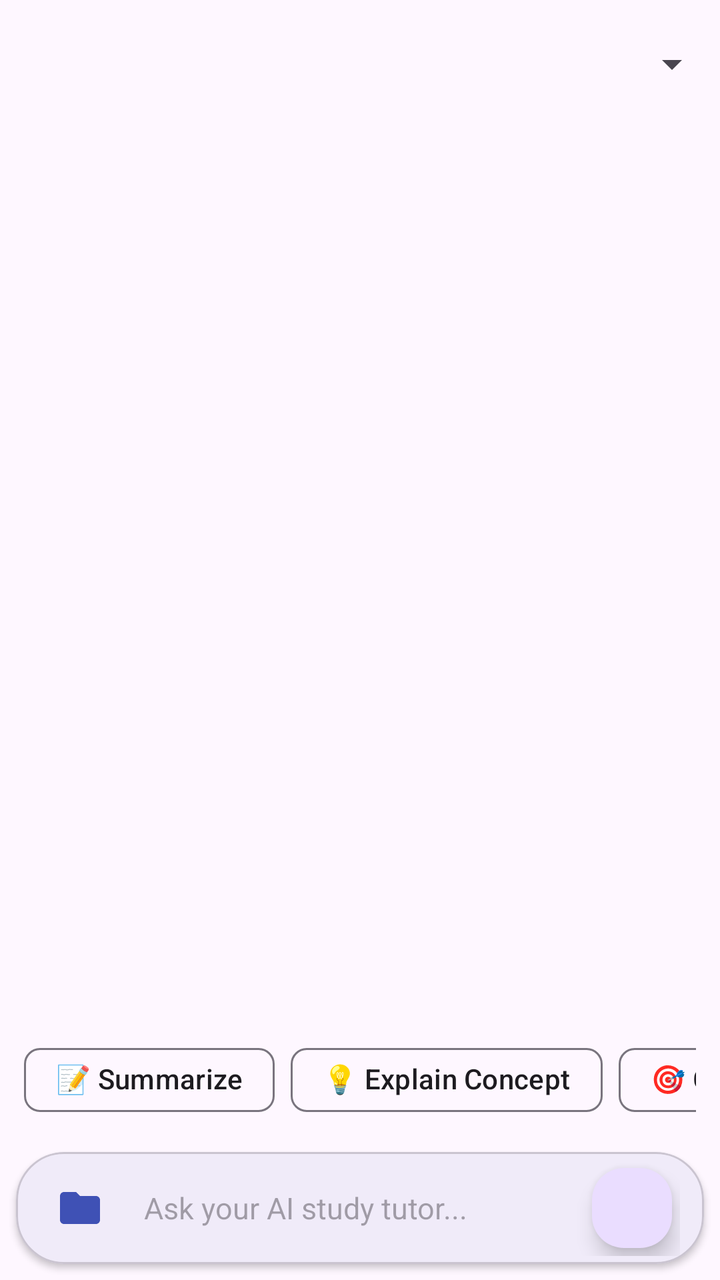
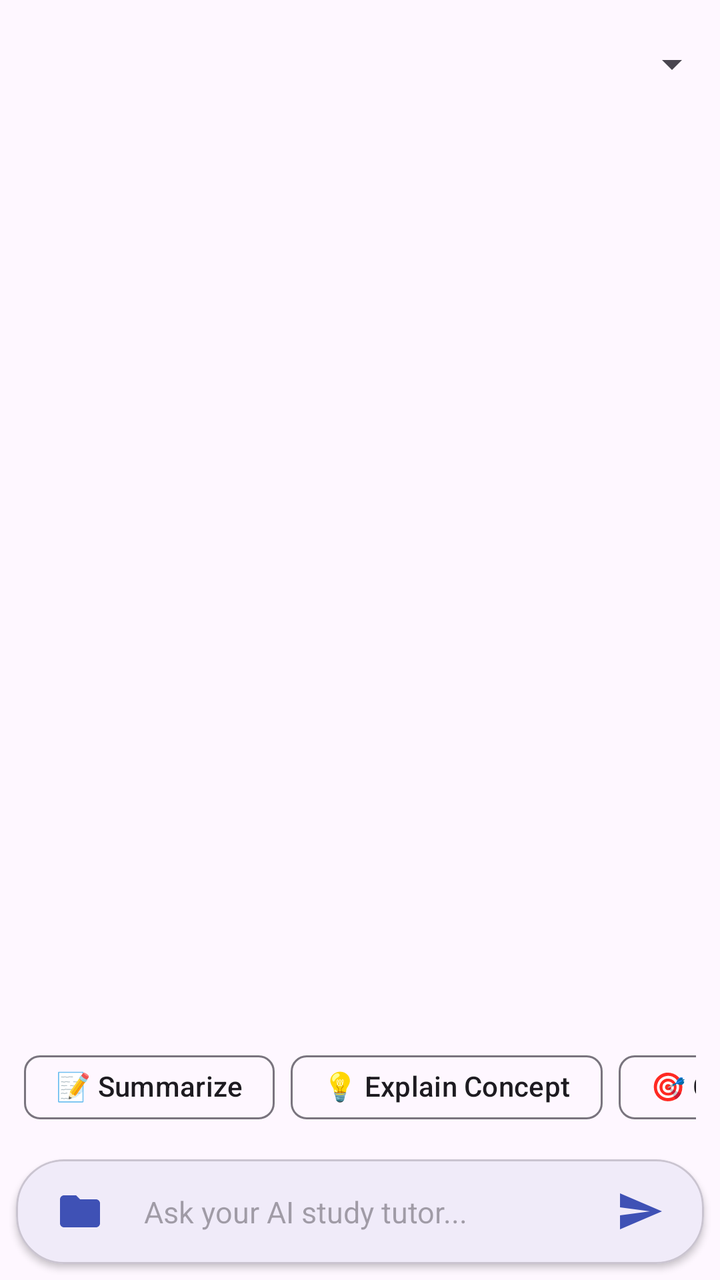

Compare the two renders of this Android layout. The source of the first and the diff that turns it into the second are given below.
<!-- AndroidManifest.xml: application theme Theme.StudyMate -->
<!-- res/layout/activity_ai_tutor.xml -->
<?xml version="1.0" encoding="utf-8"?>
<LinearLayout xmlns:android="http://schemas.android.com/apk/res/android"
    xmlns:app="http://schemas.android.com/apk/res-auto"
    android:layout_width="match_parent"
    android:layout_height="match_parent"
    android:orientation="vertical">

    <com.google.android.material.appbar.MaterialToolbar
        android:id="@+id/toolbar"
        android:layout_width="match_parent"
        android:layout_height="?attr/actionBarSize">

        <Spinner
            android:id="@+id/spinnerModel"
            android:layout_width="wrap_content"
            android:layout_height="wrap_content"
            android:layout_gravity="end"
            android:paddingEnd="8dp" />
    </com.google.android.material.appbar.MaterialToolbar>

    <ProgressBar
        android:id="@+id/progressBar"
        style="@style/Widget.AppCompat.ProgressBar.Horizontal"
        android:layout_width="match_parent"
        android:layout_height="4dp"
        android:indeterminate="true"
        android:visibility="gone" />

    <com.google.android.material.card.MaterialCardView
        android:id="@+id/cardAttached"
        android:layout_width="match_parent"
        android:layout_height="wrap_content"
        android:layout_marginHorizontal="12dp"
        android:layout_marginTop="8dp"
        android:visibility="gone"
        app:cardCornerRadius="12dp"
        app:cardElevation="1dp">

        <LinearLayout
            android:layout_width="match_parent"
            android:layout_height="wrap_content"
            android:gravity="center_vertical"
            android:orientation="horizontal"
            android:padding="8dp">

            <TextView
                android:id="@+id/tvAttachedName"
                android:layout_width="0dp"
                android:layout_height="wrap_content"
                android:layout_weight="1"
                android:text="Attached File"
                android:textSize="13sp"
                android:textStyle="bold" />

            <ImageButton
                android:id="@+id/btnRemoveAttachment"
                android:layout_width="32dp"
                android:layout_height="32dp"
                android:background="?attr/selectableItemBackgroundBorderless"
                android:contentDescription="Remove attachment"
                android:src="@drawable/ic_arrow_back" />
        </LinearLayout>
    </com.google.android.material.card.MaterialCardView>

    <androidx.recyclerview.widget.RecyclerView
        android:id="@+id/rvMessages"
        android:layout_width="match_parent"
        android:layout_height="0dp"
        android:layout_weight="1"
        android:clipToPadding="false"
        android:paddingVertical="8dp" />

    <HorizontalScrollView
        android:layout_width="match_parent"
        android:layout_height="wrap_content"
        android:paddingHorizontal="12dp"
        android:paddingVertical="4dp"
        android:scrollbars="none">

        <com.google.android.material.chip.ChipGroup
            android:id="@+id/chipGroupPrompts"
            android:layout_width="wrap_content"
            android:layout_height="wrap_content"
            app:singleLine="true">

            <com.google.android.material.chip.Chip
                android:id="@+id/chipSummarize"
                style="@style/Widget.Material3.Chip.Assist"
                android:layout_width="wrap_content"
                android:layout_height="wrap_content"
                android:text="📝 Summarize" />

            <com.google.android.material.chip.Chip
                android:id="@+id/chipExplain"
                style="@style/Widget.Material3.Chip.Assist"
                android:layout_width="wrap_content"
                android:layout_height="wrap_content"
                android:text="💡 Explain Concept" />

            <com.google.android.material.chip.Chip
                android:id="@+id/chipQuiz"
                style="@style/Widget.Material3.Chip.Assist"
                android:layout_width="wrap_content"
                android:layout_height="wrap_content"
                android:text="🎯 Generate Quiz" />
        </com.google.android.material.chip.ChipGroup>
    </HorizontalScrollView>

    <com.google.android.material.card.MaterialCardView
        android:layout_width="match_parent"
        android:layout_height="wrap_content"
        android:layout_margin="8dp"
        app:cardCornerRadius="24dp"
        app:cardElevation="2dp"
        app:strokeWidth="1dp">

        <LinearLayout
            android:layout_width="match_parent"
            android:layout_height="wrap_content"
            android:gravity="center_vertical"
            android:orientation="horizontal"
            android:paddingHorizontal="12dp"
            android:paddingVertical="4dp">

            <ImageButton
                android:id="@+id/btnAttach"
                android:layout_width="40dp"
                android:layout_height="40dp"
                android:background="?attr/selectableItemBackgroundBorderless"
                android:contentDescription="Attach file"
                android:src="@drawable/ic_folder"
                app:tint="?attr/colorPrimary" />

            <EditText
                android:id="@+id/etInput"
                android:layout_width="0dp"
                android:layout_height="wrap_content"
                android:layout_weight="1"
                android:background="@null"
                android:hint="Ask your AI study tutor..."
                android:inputType="textMultiLine"
                android:maxLines="4"
                android:padding="12dp"
                android:textSize="15sp" />

            <com.google.android.material.floatingactionbutton.FloatingActionButton
                android:id="@+id/btnSend"
                android:layout_width="wrap_content"
                android:layout_height="wrap_content"
                android:contentDescription="Send"
                app:fabCustomSize="40dp"
                app:icon="@drawable/ic_send"
                app:maxImageSize="20dp" />
        </LinearLayout>
    </com.google.android.material.card.MaterialCardView>

</LinearLayout>
<!-- resources referenced by this layout -->
<resources>
  <!-- drawable ic_arrow_back (drawable) -->
  <?xml version="1.0" encoding="utf-8"?>
  <vector xmlns:android="http://schemas.android.com/apk/res/android"
      android:width="24dp"
      android:height="24dp"
      android:viewportWidth="24"
      android:viewportHeight="24"
      android:tint="?attr/colorControlNormal">
      <path
          android:fillColor="@android:color/white"
          android:pathData="M20,11H7.83l5.59,-5.59L12,4l-8,8 8,8 1.41,-1.41L7.83,13H20v-2z"/>
  </vector>
  <!-- drawable ic_folder (drawable) -->
  <?xml version="1.0" encoding="utf-8"?>
  <vector xmlns:android="http://schemas.android.com/apk/res/android"
      android:width="24dp"
      android:height="24dp"
      android:viewportWidth="24"
      android:viewportHeight="24"
      android:tint="?attr/colorControlNormal">
      <path
          android:fillColor="@android:color/white"
          android:pathData="M10,4H4c-1.1,0 -1.99,0.9 -1.99,2L2,18c0,1.1 0.9,2 2,2h16c1.1,0 2,-0.9 2,-2V8c0,-1.1 -0.9,-2 -2,-2h-8l-2,-2z"/>
  </vector>
  <!-- drawable ic_send (drawable) -->
  <?xml version="1.0" encoding="utf-8"?>
  <vector xmlns:android="http://schemas.android.com/apk/res/android"
      android:width="24dp"
      android:height="24dp"
      android:viewportWidth="24"
      android:viewportHeight="24">
      <path
          android:fillColor="#FFFFFFFF"
          android:pathData="M2.01,21L23,12L2.01,3L2,10l15,2l-15,2z" />
  </vector>
  <style name="Theme.StudyMate" parent="Theme.Material3.DayNight.NoActionBar">
          <item name="colorPrimary">@color/brand</item>
          <item name="colorSecondary">@color/brand</item>
      </style>
  <color name="brand">#3F51B5</color>
</resources>

<!-- the commit's change to res/layout/activity_ai_tutor.xml (unified diff, before → after) -->
@@ -143,14 +143,14 @@
                 android:padding="12dp"
                 android:textSize="15sp" />
 
-            <com.google.android.material.floatingactionbutton.FloatingActionButton
+            <ImageButton
                 android:id="@+id/btnSend"
-                android:layout_width="wrap_content"
-                android:layout_height="wrap_content"
+                android:layout_width="40dp"
+                android:layout_height="40dp"
+                android:background="?attr/selectableItemBackgroundBorderless"
                 android:contentDescription="Send"
-                app:fabCustomSize="40dp"
-                app:icon="@drawable/ic_send"
-                app:maxImageSize="20dp" />
+                android:src="@drawable/ic_send"
+                app:tint="?attr/colorPrimary" />
         </LinearLayout>
     </com.google.android.material.card.MaterialCardView>
 
<!-- resource entries referenced after the edit -->
@@ -32,7 +32,7 @@
       android:viewportWidth="24"
       android:viewportHeight="24">
       <path
-          android:fillColor="#FFFFFFFF"
+          android:fillColor="#3F51B5"
           android:pathData="M2.01,21L23,12L2.01,3L2,10l15,2l-15,2z" />
   </vector>
   <style name="Theme.StudyMate" parent="Theme.Material3.DayNight.NoActionBar">
